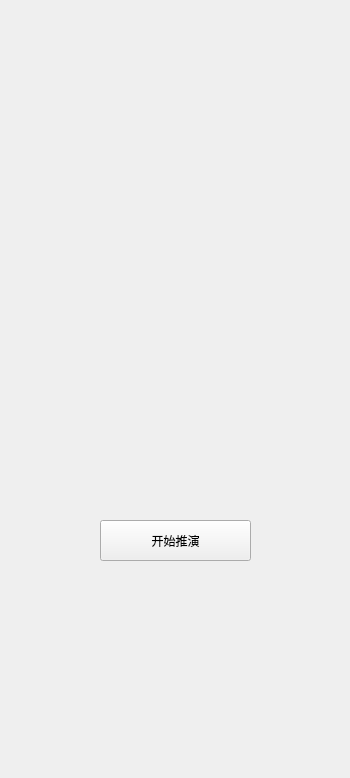
This is simulate/simulatecontrolpanel.ui in xibeilang524/Graphics as Qt 5 draws it before an edit. The edited form follows.
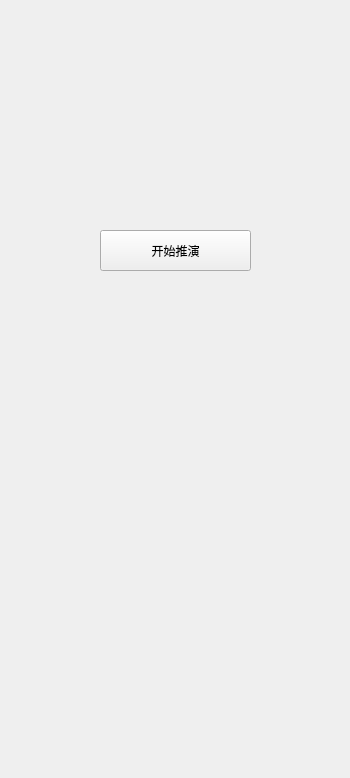
This is the edited form.

What changed in the file:
```diff
--- a/simulate/simulatecontrolpanel.ui
+++ b/simulate/simulatecontrolpanel.ui
@@ -23,7 +23,7 @@
       <property name="geometry">
        <rect>
         <x>100</x>
-        <y>520</y>
+        <y>230</y>
         <width>151</width>
         <height>41</height>
        </rect>
```
